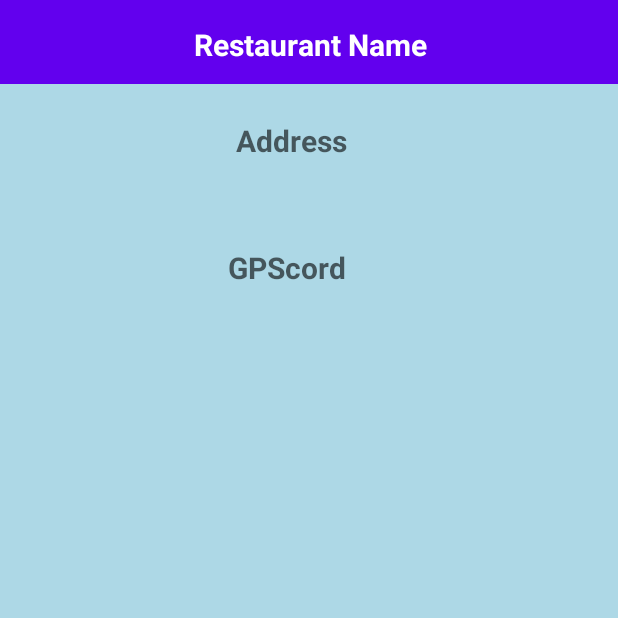
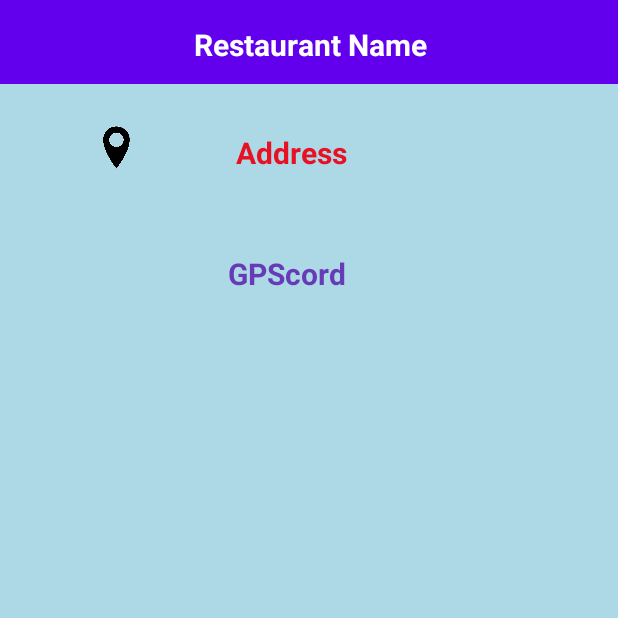
Before and after one commit to roshankakadiya/Restaurant-Inspection, an Android app: the InspectionList screen opened directly, with no data from a screen before it, on a phone screen of 412 x 824 dp, the top half of it. Run offline under Robolectric (Android 15) with nearby library versions, the phone set to English and light mode, and no system bars; libraries missing offline, so code that uses them is left out: com.opencsv, com.opencsv.exceptions; 5 statements that could not run were skipped.

Commit message:
Added date feature

```diff
--- a/app/src/main/java/com/example/cmpt276group05/ui/InspectionList.java
+++ b/app/src/main/java/com/example/cmpt276group05/ui/InspectionList.java
@@ -3,9 +3,11 @@ package com.example.cmpt276group05.ui;
 import androidx.annotation.NonNull;
 import androidx.annotation.Nullable;
 import androidx.appcompat.app.AppCompatActivity;
+import androidx.core.content.ContextCompat;
 
 import android.content.Context;
 import android.content.Intent;
+import android.graphics.Color;
 import android.os.Bundle;
 import android.view.LayoutInflater;
 import android.view.View;
@@ -40,7 +42,7 @@ public class InspectionList extends AppCompatActivity {
     int [] cricissues = new int[50] ;
     int [] noncricissues=new int[50];
     ArrayList<String> hazardlevel=new ArrayList<String>();
-    int hazardimages []={R.drawable.high,R.drawable.moderate,R.drawable.low};
+    int hazardimages []={R.drawable.high1,R.drawable.moderate1,R.drawable.low1};
     ArrayList<String> TDate= new ArrayList<String>();
 
     @Override
@@ -143,7 +145,11 @@ public class InspectionList extends AppCompatActivity {
             typeofInspection.setText(inspectionType[position]);
             numberofcricviolations.setText(""+cricviolations[position]);
             numberofnoncricviolations.setText(""+noncricviolations[position]);
+
+
             hazardl.setText(hazardlevels[position]);
+         //   hazardl.setTextColor(Color.parseColor("00ff00"));
+
             dates.setText( date[position]);
 
             if(hazardlevels[position].equals("Low")){
--- a/app/src/main/res/layout/displayinspectionlist.xml
+++ b/app/src/main/res/layout/displayinspectionlist.xml
@@ -53,16 +53,17 @@
         android:layout_width="203dp"
         android:layout_height="28dp"
         android:layout_marginStart="168dp"
-        android:layout_marginTop="24dp"
+        android:layout_marginTop="32dp"
         android:layout_marginEnd="191dp"
         android:text="Address"
         android:textAlignment="center"
         android:textAppearance="@style/TextAppearance.AppCompat.Medium"
+        android:textColor="#E81123"
+        android:textSize="20sp"
+        android:textStyle="bold"
         app:layout_constraintEnd_toEndOf="parent"
         app:layout_constraintStart_toStartOf="parent"
-        app:layout_constraintTop_toBottomOf="@+id/restaurantnametextView"
-        android:textSize="20sp"
-        android:textStyle="bold"/>
+        app:layout_constraintTop_toBottomOf="@+id/restaurantnametextView" />
 
     <TextView
         android:id="@+id/GPScordtextview"
@@ -75,11 +76,24 @@
         android:text="GPScord"
         android:textAlignment="center"
         android:textAppearance="@style/TextAppearance.AppCompat.Medium"
+        android:textColor="#673AB7"
+        android:textSize="20sp"
+        android:textStyle="bold"
         app:layout_constraintBottom_toTopOf="@+id/InspectionListview"
         app:layout_constraintEnd_toEndOf="parent"
         app:layout_constraintStart_toStartOf="parent"
-        app:layout_constraintTop_toBottomOf="@+id/addresstextView"
-        android:textSize="20sp"
-        android:textStyle="bold"/>
+        app:layout_constraintTop_toBottomOf="@+id/addresstextView" />
+
+    <ImageView
+        android:id="@+id/imageView"
+        android:layout_width="31dp"
+        android:layout_height="34dp"
+        android:layout_marginStart="62dp"
+        android:layout_marginBottom="28dp"
+        android:src="@drawable/location"
+        app:layout_constraintBottom_toTopOf="@+id/GPScordtextview"
+        app:layout_constraintEnd_toStartOf="@+id/addresstextView"
+        app:layout_constraintStart_toStartOf="parent"
+        app:layout_constraintTop_toBottomOf="@+id/toolbar" />
 
 </androidx.constraintlayout.widget.ConstraintLayout>
```
Also changed, not shown: app/src/main/res/layout/rowofinspection.xml (+9 -4 lines), app/src/main/res/drawable-v24/high1.jpg (added), app/src/main/res/drawable-v24/location.png (added), app/src/main/res/drawable-v24/low1.jpg (added), app/src/main/res/drawable-v24/moderate1.jpg (added).
